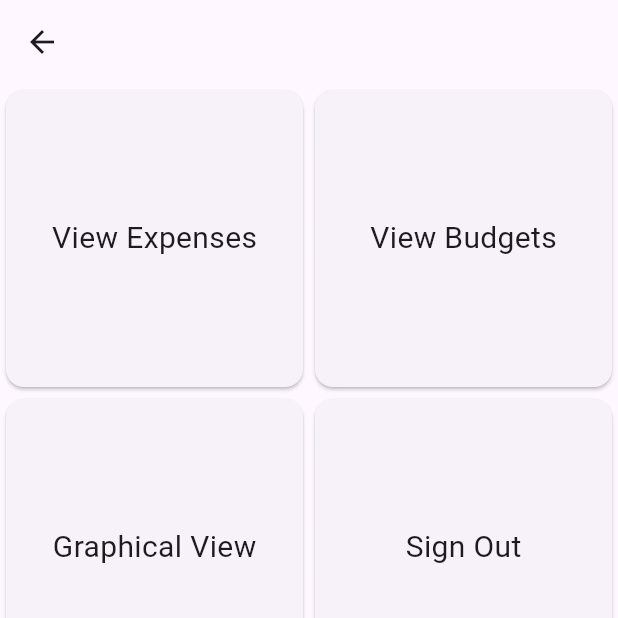
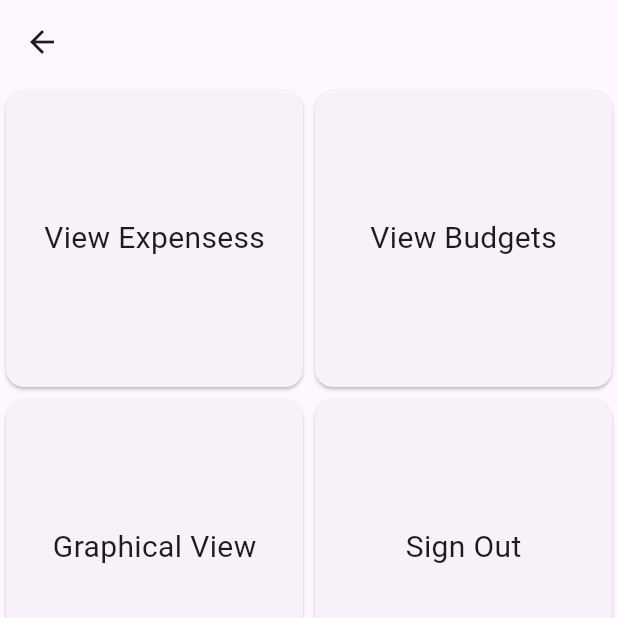
Before and after one commit to ChicoQuemador1/HanaBudget, a Flutter app: the HomePage screen opened directly, on a phone screen of 412 x 824 dp, the top half of it. Run offline on Flutter 3.47's test engine with Material 3 defaults, Android fonts, the phone set to English and light mode, and no system bars.

Commit message:
testing this branch

```diff
--- a/Application/hanabudget/lib/main.dart
+++ b/Application/hanabudget/lib/main.dart
@@ -32,7 +32,7 @@ class HomePage extends StatelessWidget {
       body: GridView.count(
         crossAxisCount: 2,
         children: <Widget>[
-          _buildGridItem(context, 'View Expenses', '/page1'),
+          _buildGridItem(context, 'View Expensess', '/page1'),
           _buildGridItem(context, 'View Budgets', '/page2'),
           _buildGridItem(context, 'Graphical View', '/page3'),
           _buildGridItem(context, 'Sign Out', '/page4'),
```
